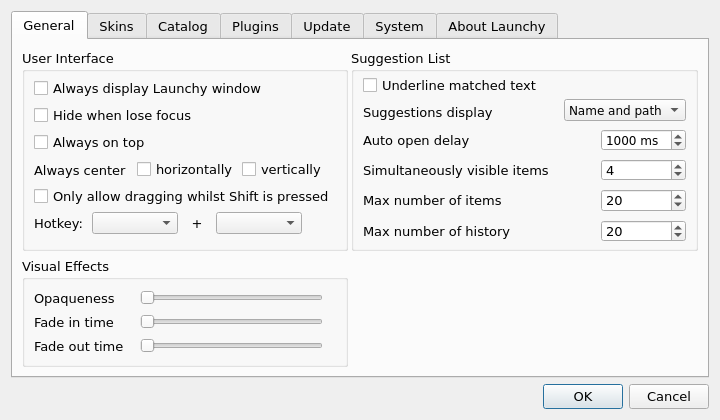
samsonwang/LaunchyQt, file src/OptionDialog.ui: the form before one commit.
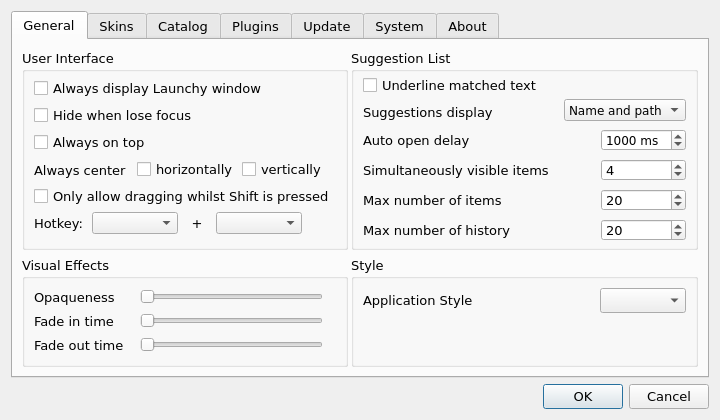
The form after the commit. Icons and pictures are not drawn. Custom widgets are drawn as their Qt base class.

Commit message: add application style option

```diff
--- a/src/OptionDialog.ui
+++ b/src/OptionDialog.ui
@@ -729,6 +729,55 @@
          </layout>
         </widget>
        </item>
+       <item row="1" column="1">
+        <widget class="QGroupBox" name="groupBox">
+         <property name="title">
+          <string>Style</string>
+         </property>
+         <layout class="QVBoxLayout" name="verticalLayout">
+          <item>
+           <layout class="QHBoxLayout" name="horizontalLayout_17">
+            <item>
+             <widget class="QLabel" name="label_23">
+              <property name="text">
+               <string>Application Style</string>
+              </property>
+             </widget>
+            </item>
+            <item>
+             <spacer name="horizontalSpacer_3">
+              <property name="orientation">
+               <enum>Qt::Horizontal</enum>
+              </property>
+              <property name="sizeHint" stdset="0">
+               <size>
+                <width>40</width>
+                <height>20</height>
+               </size>
+              </property>
+             </spacer>
+            </item>
+            <item>
+             <widget class="QComboBox" name="cbAppStyle"/>
+            </item>
+           </layout>
+          </item>
+          <item>
+           <spacer name="verticalSpacer_2">
+            <property name="orientation">
+             <enum>Qt::Vertical</enum>
+            </property>
+            <property name="sizeHint" stdset="0">
+             <size>
+              <width>20</width>
+              <height>56</height>
+             </size>
+            </property>
+           </spacer>
+          </item>
+         </layout>
+        </widget>
+       </item>
       </layout>
      </widget>
      <widget class="QWidget" name="Skins">
@@ -1662,7 +1711,7 @@
      </widget>
      <widget class="QWidget" name="About">
       <attribute name="title">
-       <string>About Launchy</string>
+       <string>About</string>
       </attribute>
       <widget class="QLabel" name="icon">
        <property name="geometry">
```
Left out of the diff: 16 changed lines with no effect on the pictures. The commit also changes 8 other files.
